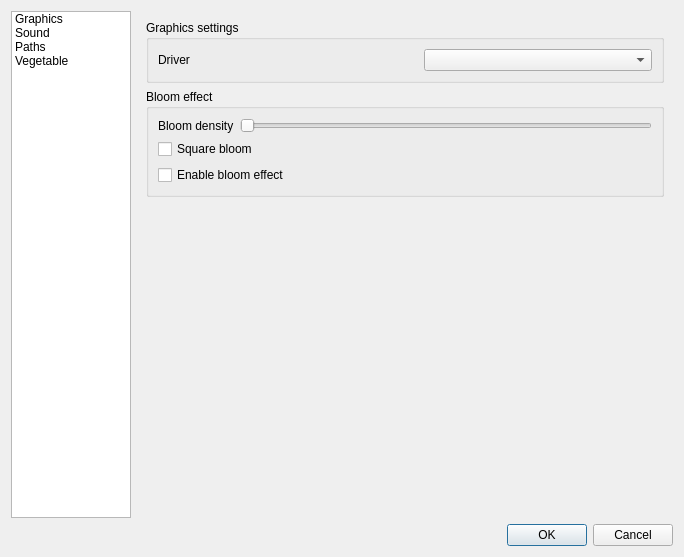
Before: the Qt Designer form code/nel/tools/3d/object_viewer_qt/src/settings_form.ui in ryzom/ryzomcore, drawn with Qt 5.
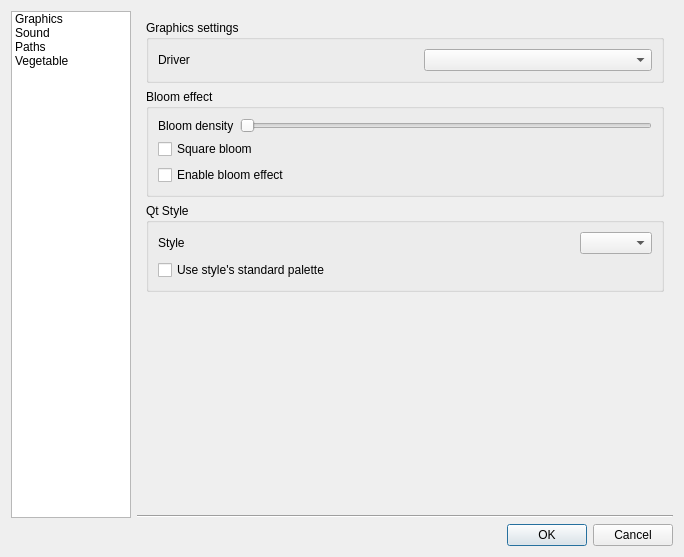
After: the same form once the commit is applied. Icons and pictures are not drawn.

Commit message: Changed: #1206 Added settings qt style.

What changed in the file:
```diff
--- a/code/nel/tools/3d/object_viewer_qt/src/settings_form.ui
+++ b/code/nel/tools/3d/object_viewer_qt/src/settings_form.ui
@@ -24,7 +24,7 @@
    <bool>true</bool>
   </property>
   <layout class="QGridLayout" name="gridLayout">
-   <item row="0" column="0" colspan="2">
+   <item row="0" column="0" rowspan="2">
     <widget class="QListWidget" name="listWidget">
      <property name="sizePolicy">
       <sizepolicy hsizetype="Expanding" vsizetype="Expanding">
@@ -60,17 +60,7 @@
      </item>
     </widget>
    </item>
-   <item row="1" column="0" colspan="3">
-    <widget class="QDialogButtonBox" name="buttonBox">
-     <property name="orientation">
-      <enum>Qt::Horizontal</enum>
-     </property>
-     <property name="standardButtons">
-      <set>QDialogButtonBox::Cancel|QDialogButtonBox::Ok</set>
-     </property>
-    </widget>
-   </item>
-   <item row="0" column="2">
+   <item row="0" column="1">
     <widget class="QStackedWidget" name="stackedWidget">
      <property name="sizePolicy">
       <sizepolicy hsizetype="Preferred" vsizetype="Expanding">
@@ -177,6 +167,49 @@
         </widget>
        </item>
        <item row="2" column="0">
+        <widget class="QGroupBox" name="qtStyleGroupBox">
+         <property name="title">
+          <string>Qt Style</string>
+         </property>
+         <layout class="QVBoxLayout" name="verticalLayout_3">
+          <item>
+           <layout class="QHBoxLayout" name="horizontalLayout_6">
+            <item>
+             <widget class="QLabel" name="label_6">
+              <property name="text">
+               <string>Style</string>
+              </property>
+             </widget>
+            </item>
+            <item>
+             <spacer name="horizontalSpacer_5">
+              <property name="orientation">
+               <enum>Qt::Horizontal</enum>
+              </property>
+              <property name="sizeHint" stdset="0">
+               <size>
+                <width>40</width>
+                <height>20</height>
+               </size>
+              </property>
+             </spacer>
+            </item>
+            <item>
+             <widget class="QComboBox" name="styleComboBox"/>
+            </item>
+           </layout>
+          </item>
+          <item>
+           <widget class="QCheckBox" name="paletteCheckBox">
+            <property name="text">
+             <string>Use style's standard palette</string>
+            </property>
+           </widget>
+          </item>
+         </layout>
+        </widget>
+       </item>
+       <item row="3" column="0">
         <spacer name="verticalSpacer_2">
          <property name="orientation">
           <enum>Qt::Vertical</enum>
@@ -581,6 +614,23 @@
      </widget>
     </widget>
    </item>
+   <item row="1" column="1">
+    <widget class="Line" name="line">
+     <property name="orientation">
+      <enum>Qt::Horizontal</enum>
+     </property>
+    </widget>
+   </item>
+   <item row="2" column="1">
+    <widget class="QDialogButtonBox" name="buttonBox">
+     <property name="orientation">
+      <enum>Qt::Horizontal</enum>
+     </property>
+     <property name="standardButtons">
+      <set>QDialogButtonBox::Cancel|QDialogButtonBox::Ok</set>
+     </property>
+    </widget>
+   </item>
   </layout>
  </widget>
  <tabstops>
```
The commit also changes 2 other files.
